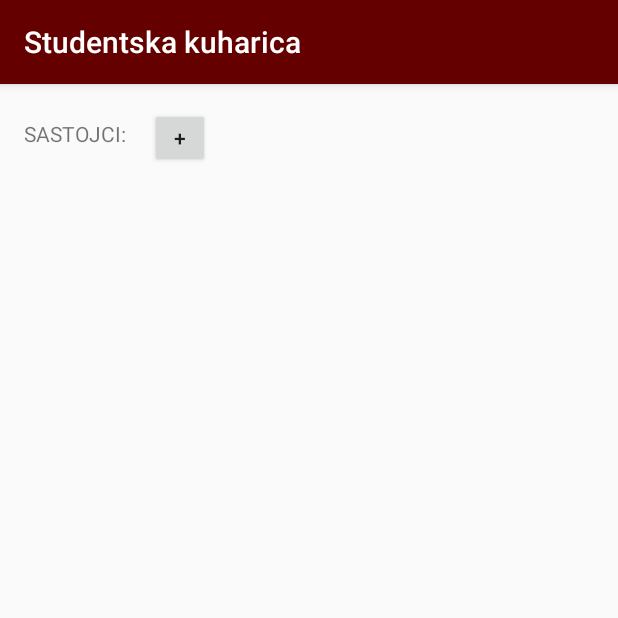
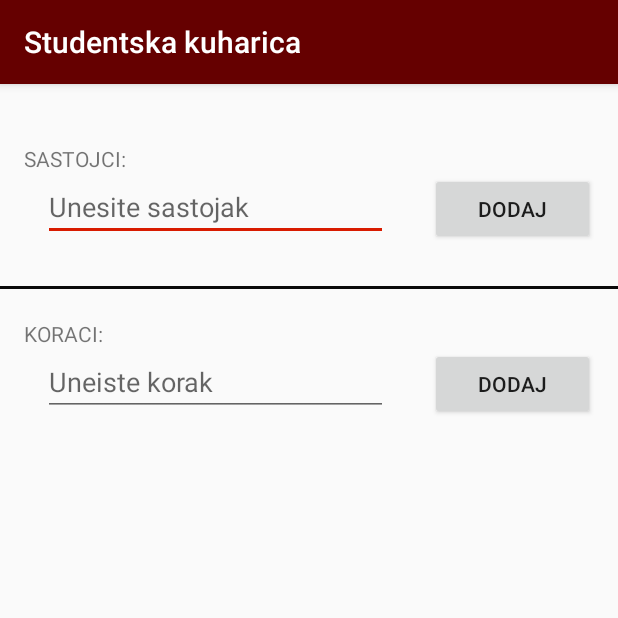
Before and after one commit to irenaknezevic/KuharicaApp, an Android app: the NoviRecept screen opened directly, with no data from a screen before it, on a phone screen of 412 x 824 dp, the top half of it. Run offline under Robolectric (Android 15) with nearby library versions, the phone set to English and light mode, and no system bars.

Commit message:
Ureden activity novi recepti

```diff
--- a/app/build.gradle
+++ b/app/build.gradle
@@ -27,4 +27,5 @@ dependencies {
     androidTestImplementation 'androidx.test.ext:junit:1.1.0'
     androidTestImplementation 'androidx.test.espresso:espresso-core:3.1.1'
     implementation 'androidx.recyclerview:recyclerview:1.1.0'
+    implementation 'com.google.android.material:material:1.0.0'
 }
--- a/app/src/main/AndroidManifest.xml
+++ b/app/src/main/AndroidManifest.xml
@@ -9,7 +9,7 @@
         android:roundIcon="@mipmap/ic_launcher_round"
         android:supportsRtl="true"
         android:theme="@style/AppTheme">
-        <activity android:name=".NoviRecept"></activity>
+        <activity android:name=".NoviRecept" />
         <activity android:name=".MainActivity">
             <intent-filter>
                 <action android:name="android.intent.action.MAIN" />
--- a/app/src/main/java/com/example/kuharicamob/NoviRecept.java
+++ b/app/src/main/java/com/example/kuharicamob/NoviRecept.java
@@ -3,12 +3,48 @@ package com.example.kuharicamob;
 import androidx.appcompat.app.AppCompatActivity;
 
 import android.os.Bundle;
+import android.view.View;
+import android.widget.ArrayAdapter;
+import android.widget.Button;
+import android.widget.EditText;
+import android.widget.ListView;
+
+import java.util.ArrayList;
 
 public class NoviRecept extends AppCompatActivity {
+
+    ListView listaSastojaka;
+    ArrayList<String> lista;
+    Button btnDodajSastojak;
+    EditText etSastojak;
+    ArrayAdapter<String> arrayAdapter;
 
     @Override
     protected void onCreate(Bundle savedInstanceState) {
         super.onCreate(savedInstanceState);
         setContentView(R.layout.activity_novi_recept);
+
+        listaSastojaka = (ListView)findViewById(R.id.listaSastojaka);
+        btnDodajSastojak = (Button) findViewById(R.id.btnDodajSastojak);
+        etSastojak = (EditText) findViewById(R.id.etSastojak);
+
+//        listaKoraka = (ListView) findViewById(R.id.listaKoraka);
+//        btnDodajKorak = (Button) findViewById(R.id.btnDodajKorak);
+//        etKorak = (EditText) findViewById(R.id.etKorak);
+
+        lista = new ArrayList<String>();
+
+        arrayAdapter = new ArrayAdapter<String>(getApplicationContext(), android.R.layout.simple_list_item_1, lista);
+
+        btnDodajSastojak.setOnClickListener(new View.OnClickListener() {
+            @Override
+            public void onClick(View v) {
+                String sastojak = etSastojak.getText().toString();
+
+                lista.add(sastojak);
+                listaSastojaka.setAdapter(arrayAdapter);
+                arrayAdapter.notifyDataSetChanged();
+            }
+        });
     }
 }
--- a/app/src/main/res/layout/activity_novi_recept.xml
+++ b/app/src/main/res/layout/activity_novi_recept.xml
@@ -12,17 +12,81 @@
         android:layout_height="wrap_content"
         app:layout_constraintStart_toStartOf="parent"
         app:layout_constraintTop_toTopOf="parent"
-        android:layout_marginTop="23dp"
+        android:layout_marginTop="40dp"
         android:layout_marginLeft="16dp"
         android:text="SASTOJCI:"/>
 
+    <EditText
+        android:id="@+id/etSastojak"
+        android:layout_width="230dp"
+        android:layout_height="wrap_content"
+        app:layout_constraintStart_toStartOf="parent"
+        app:layout_constraintEnd_toStartOf="@+id/btnDodajSastojak"
+        app:layout_constraintTop_toBottomOf="@+id/tvSastojci"
+        android:layout_marginLeft="15dp"
+        android:layout_marginRight="15dp"
+        android:hint="Unesite sastojak" />
+
     <Button
-        android:layout_width="40dp"
-        android:layout_height="40dp"
-        app:layout_constraintStart_toEndOf="@+id/tvSastojci"
-        app:layout_constraintTop_toTopOf="parent"
-        android:layout_marginTop="16dp"
+        android:id="@+id/btnDodajSastojak"
+        android:layout_width="110dp"
+        android:layout_height="wrap_content"
+        app:layout_constraintEnd_toEndOf="parent"
+        app:layout_constraintTop_toBottomOf="@+id/tvSastojci"
+        android:layout_marginRight="15dp"
+        android:text="DODAJ"/>
+
+    <ListView
+        android:id="@+id/listaSastojaka"
+        android:layout_width="0dp"
+        android:layout_height="wrap_content"
+        app:layout_constraintStart_toStartOf="parent"
+        app:layout_constraintTop_toBottomOf="@id/etSastojak"
+        android:layout_marginTop="10dp"/>
+
+    <View
+        android:id="@+id/linija2"
+        android:layout_width="match_parent"
+        android:layout_height="2dp"
+        app:layout_constraintTop_toBottomOf="@+id/listaSastojaka"
+        android:layout_marginTop="20dp"
+        android:background="#0a0a0a" />
+
+    <TextView
+        android:id="@+id/tvKoraci"
+        android:layout_width="wrap_content"
+        android:layout_height="wrap_content"
+        app:layout_constraintStart_toStartOf="parent"
+        app:layout_constraintTop_toBottomOf="@+id/linija2"
+        android:text="KORACI:"
         android:layout_marginLeft="16dp"
-        android:text="+"/>
+        android:layout_marginTop="20dp"/>
+
+    <EditText
+        android:id="@+id/etKorak"
+        android:layout_width="230dp"
+        android:layout_height="wrap_content"
+        app:layout_constraintStart_toStartOf="parent"
+        app:layout_constraintEnd_toStartOf="@+id/btnDodajKorak"
+        app:layout_constraintTop_toBottomOf="@+id/tvKoraci"
+        android:layout_marginLeft="15dp"
+        android:layout_marginRight="15dp"
+        android:hint="Uneiste korak" />
+
+    <Button
+        android:id="@+id/btnDodajKorak"
+        android:layout_width="110dp"
+        android:layout_height="wrap_content"
+        app:layout_constraintEnd_toEndOf="parent"
+        app:layout_constraintTop_toBottomOf="@+id/tvKoraci"
+        android:layout_marginRight="15dp"
+        android:text="DODAJ" />
+
+    <ListView
+        android:id="@+id/listaKoraka"
+        android:layout_width="0dp"
+        android:layout_height="wrap_content"
+        app:layout_constraintStart_toStartOf="parent"
+        app:layout_constraintTop_toBottomOf="@+id/btnDodajKorak"/>
 
 </androidx.constraintlayout.widget.ConstraintLayout>
```
